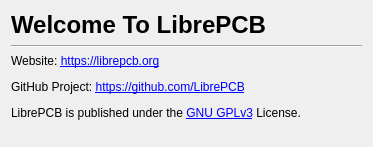
Before: the Qt Designer form libs/librepcb/editor/workspace/initializeworkspacewizard/initializeworkspacewizard_welcome.ui in LibrePCB/LibrePCB, drawn with Qt 5.
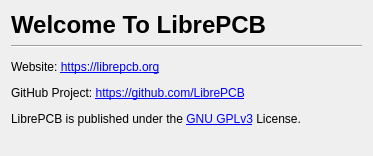
After: the same form once the commit is applied.

```diff
--- a/libs/librepcb/editor/workspace/initializeworkspacewizard/initializeworkspacewizard_welcome.ui
+++ b/libs/librepcb/editor/workspace/initializeworkspacewizard/initializeworkspacewizard_welcome.ui
@@ -7,7 +7,7 @@
     <x>0</x>
     <y>0</y>
     <width>373</width>
-    <height>147</height>
+    <height>156</height>
    </rect>
   </property>
   <property name="windowTitle">
@@ -37,35 +37,44 @@
      </property>
     </widget>
    </item>
-   <item>
-    <widget class="QLabel" name="label_2">
-     <property name="text">
-      <string>&lt;html&gt;&lt;head/&gt;&lt;body&gt;&lt;p&gt;Website: &lt;a href=&quot;https://librepcb.org&quot;&gt;&lt;span style=&quot; text-decoration: underline; color:#0000ff;&quot;&gt;https://librepcb.org&lt;/span&gt;&lt;/a&gt;&lt;/p&gt;&lt;p&gt;GitHub Project: &lt;a href=&quot;https://github.com/LibrePCB&quot;&gt;&lt;span style=&quot; text-decoration: underline; color:#0000ff;&quot;&gt;https://github.com/LibrePCB&lt;/span&gt;&lt;/a&gt;&lt;/p&gt;&lt;p&gt;LibrePCB is published under the &lt;a href=&quot;http://www.gnu.org/licenses/gpl-3.0.html&quot;&gt;&lt;span style=&quot; text-decoration: underline; color:#0000ff;&quot;&gt;GNU GPLv3&lt;/span&gt;&lt;/a&gt; License.&lt;/p&gt;&lt;/body&gt;&lt;/html&gt;</string>
-     </property>
-     <property name="alignment">
-      <set>Qt::AlignLeading|Qt::AlignLeft|Qt::AlignTop</set>
-     </property>
-     <property name="openExternalLinks">
-      <bool>true</bool>
-     </property>
-     <property name="textInteractionFlags">
-      <set>Qt::TextBrowserInteraction</set>
-     </property>
-    </widget>
-   </item>
    <item>
     <spacer name="verticalSpacer">
      <property name="orientation">
       <enum>Qt::Vertical</enum>
      </property>
+     <property name="sizeType">
+      <enum>QSizePolicy::Fixed</enum>
+     </property>
      <property name="sizeHint" stdset="0">
       <size>
-       <width>20</width>
-       <height>40</height>
+       <width>10</width>
+       <height>6</height>
       </size>
      </property>
     </spacer>
    </item>
+   <item>
+    <widget class="QLabel" name="label_2">
+     <property name="sizePolicy">
+      <sizepolicy hsizetype="Preferred" vsizetype="Expanding">
+       <horstretch>0</horstretch>
+       <verstretch>0</verstretch>
+      </sizepolicy>
+     </property>
+     <property name="text">
+      <string>&lt;html&gt;&lt;head/&gt;&lt;body&gt;&lt;p&gt;Website: &lt;a href=&quot;https://librepcb.org&quot;&gt;&lt;span style=&quot; text-decoration: underline; color:#0000ff;&quot;&gt;https://librepcb.org&lt;/span&gt;&lt;/a&gt;&lt;/p&gt;&lt;p&gt;GitHub Project: &lt;a href=&quot;https://github.com/LibrePCB&quot;&gt;&lt;span style=&quot; text-decoration: underline; color:#0000ff;&quot;&gt;https://github.com/LibrePCB&lt;/span&gt;&lt;/a&gt;&lt;/p&gt;&lt;p&gt;LibrePCB is published under the &lt;a href=&quot;http://www.gnu.org/licenses/gpl-3.0.html&quot;&gt;&lt;span style=&quot; text-decoration: underline; color:#0000ff;&quot;&gt;GNU GPLv3&lt;/span&gt;&lt;/a&gt; License.&lt;/p&gt;&lt;/body&gt;&lt;/html&gt;</string>
+     </property>
+     <property name="alignment">
+      <set>Qt::AlignLeading|Qt::AlignLeft|Qt::AlignTop</set>
+     </property>
+     <property name="openExternalLinks">
+      <bool>true</bool>
+     </property>
+     <property name="textInteractionFlags">
+      <set>Qt::TextBrowserInteraction</set>
+     </property>
+    </widget>
+   </item>
   </layout>
  </widget>
  <resources/>
```
Left out of the diff: 3 changed lines with no effect on the pictures.
